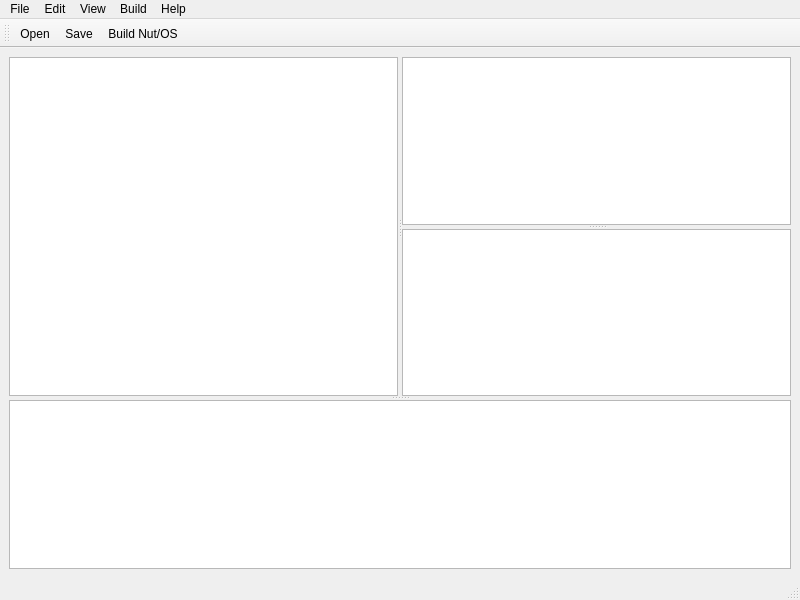
Old version of the form nut/tools/qnutconf/mainwindow.ui in the repository UweBonnes/ethernut.
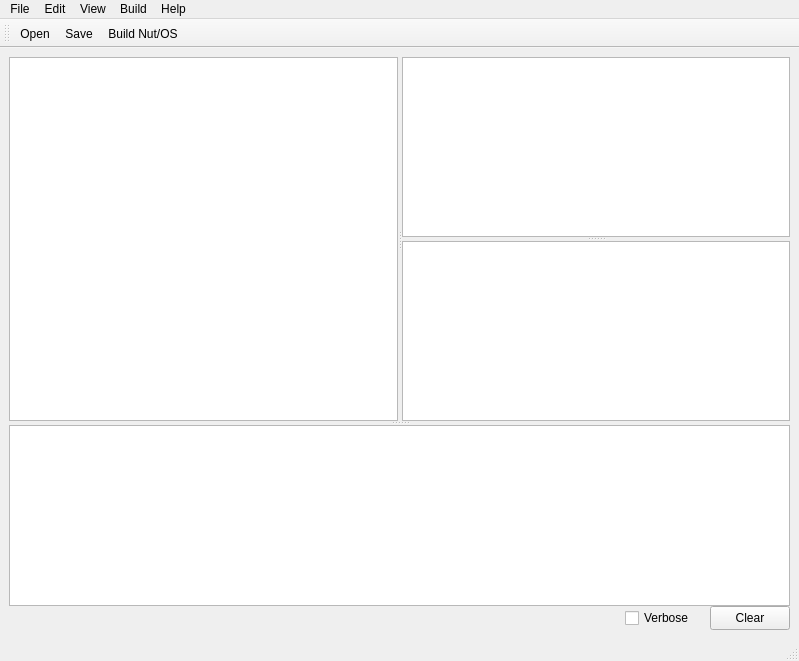
New version of the form. Icons and pictures are not drawn.

Commit message: Added verbose mode checkbox and clear button to qnutconf tool's log window.

What changed in the file:
```diff
--- a/nut/tools/qnutconf/mainwindow.ui
+++ b/nut/tools/qnutconf/mainwindow.ui
@@ -7,8 +7,8 @@
    <rect>
     <x>0</x>
     <y>0</y>
-    <width>800</width>
-    <height>600</height>
+    <width>799</width>
+    <height>661</height>
    </rect>
   </property>
   <property name="windowTitle">
@@ -23,7 +23,7 @@
    <locale language="English" country="UnitedStates"/>
   </property>
   <widget class="QWidget" name="centralwidget">
-   <layout class="QVBoxLayout" name="verticalLayout">
+   <layout class="QVBoxLayout" name="verticalLayout_2">
     <item>
      <widget class="QSplitter" name="splitter_4">
       <property name="orientation">
@@ -97,6 +97,12 @@
         <widget class="QTextBrowser" name="descriptionPanel"/>
        </widget>
       </widget>
+      <widget class="QWidget" name="layoutWidget">
+       <layout class="QVBoxLayout" name="verticalLayout">
+        <property name="spacing">
+         <number>0</number>
+        </property>
+        <item>
       <widget class="QTextEdit" name="logPanel">
        <property name="font">
         <font>
@@ -113,6 +119,64 @@
         <set>Qt::LinksAccessibleByMouse|Qt::TextSelectableByKeyboard|Qt::TextSelectableByMouse</set>
        </property>
       </widget>
+        </item>
+        <item>
+         <layout class="QHBoxLayout" name="logControl" stretch="0,0,0">
+          <property name="spacing">
+           <number>15</number>
+          </property>
+          <property name="sizeConstraint">
+           <enum>QLayout::SetDefaultConstraint</enum>
+          </property>
+          <item>
+           <spacer name="horizontalSpacer">
+            <property name="orientation">
+             <enum>Qt::Horizontal</enum>
+            </property>
+            <property name="sizeHint" stdset="0">
+             <size>
+              <width>40</width>
+              <height>20</height>
+             </size>
+            </property>
+           </spacer>
+          </item>
+          <item>
+           <widget class="QCheckBox" name="logVerbose">
+            <property name="text">
+             <string>Verbose</string>
+            </property>
+           </widget>
+          </item>
+          <item>
+           <widget class="QPushButton" name="logClear">
+            <property name="sizePolicy">
+             <sizepolicy hsizetype="Minimum" vsizetype="Fixed">
+              <horstretch>0</horstretch>
+              <verstretch>0</verstretch>
+             </sizepolicy>
+            </property>
+            <property name="minimumSize">
+             <size>
+              <width>55</width>
+              <height>24</height>
+             </size>
+            </property>
+            <property name="baseSize">
+             <size>
+              <width>0</width>
+              <height>0</height>
+             </size>
+            </property>
+            <property name="text">
+             <string>Clear</string>
+            </property>
+           </widget>
+          </item>
+         </layout>
+        </item>
+       </layout>
+      </widget>
      </widget>
     </item>
    </layout>
@@ -122,8 +186,8 @@
     <rect>
      <x>0</x>
      <y>0</y>
-     <width>800</width>
-     <height>21</height>
+     <width>799</width>
+     <height>19</height>
     </rect>
    </property>
    <widget class="QMenu" name="menuFile">
```
Left out of the diff: 36 changed lines with no effect on the pictures. Lines whose indentation alone changed are shown as unchanged. The commit also changes 3 other files.
